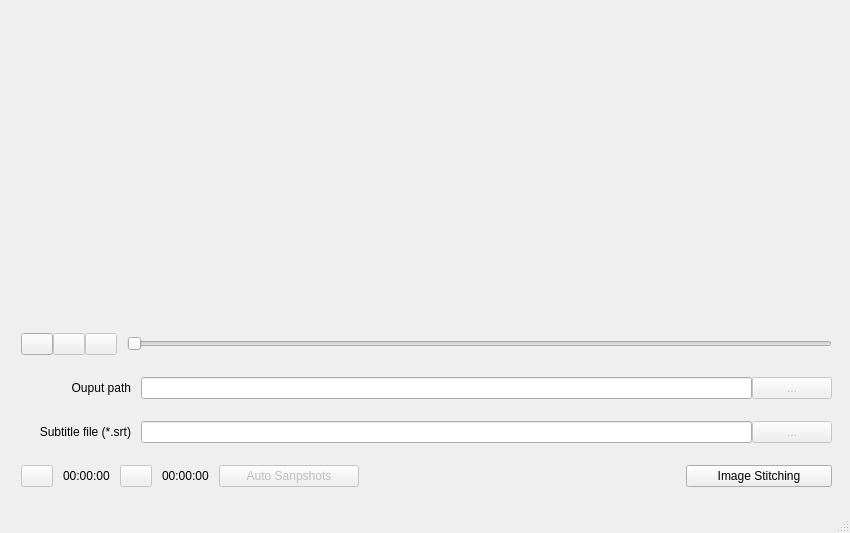
The window that src/windows/video_player_window.ui (shootsoft/PlutoVideoSnapshoter) describes before a commit, drawn with Qt 5.
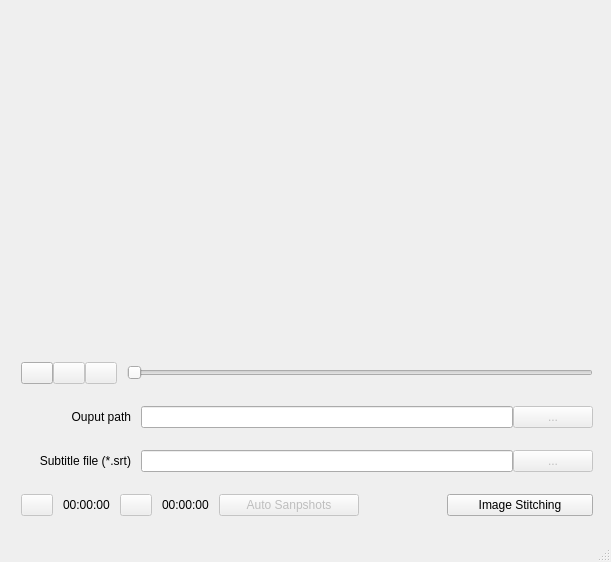
The same window after the commit.

Commit message: Update magic button icon Add play/pause ability by clicking the video area Update video player default size

What changed in the file:
```diff
--- a/src/windows/video_player_window.ui
+++ b/src/windows/video_player_window.ui
@@ -6,8 +6,8 @@
    <rect>
     <x>0</x>
     <y>0</y>
-    <width>850</width>
-    <height>533</height>
+    <width>611</width>
+    <height>562</height>
    </rect>
   </property>
   <property name="windowTitle">
@@ -467,7 +467,7 @@
            </property>
            <property name="sizeHint" stdset="0">
             <size>
-             <width>40</width>
+             <width>10</width>
              <height>20</height>
             </size>
            </property>
```
Left out of the diff: 2 changed lines with no effect on the pictures. The commit also changes 7 other files.
